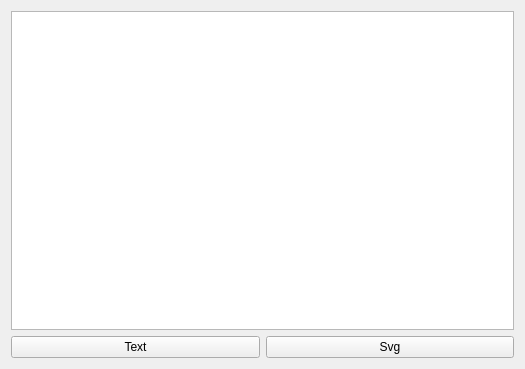
Before: the Qt Designer form PinYinTextObject/widget.ui in weijibin/PinYinTextObject, drawn with Qt 5.
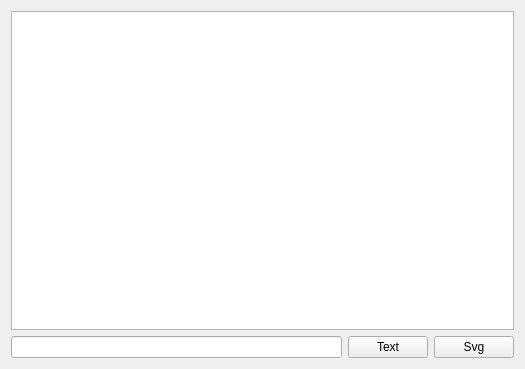
After: the same form once the commit is applied.

Commit message: 试验乱码

Patch:
```diff
--- a/PinYinTextObject/widget.ui
+++ b/PinYinTextObject/widget.ui
@@ -19,6 +19,9 @@
    </item>
    <item>
     <layout class="QHBoxLayout" name="horizontalLayout">
+     <item>
+      <widget class="QLineEdit" name="lineEdit"/>
+     </item>
      <item>
       <widget class="QPushButton" name="Text">
        <property name="text">
```
The commit also changes 1 other file.
